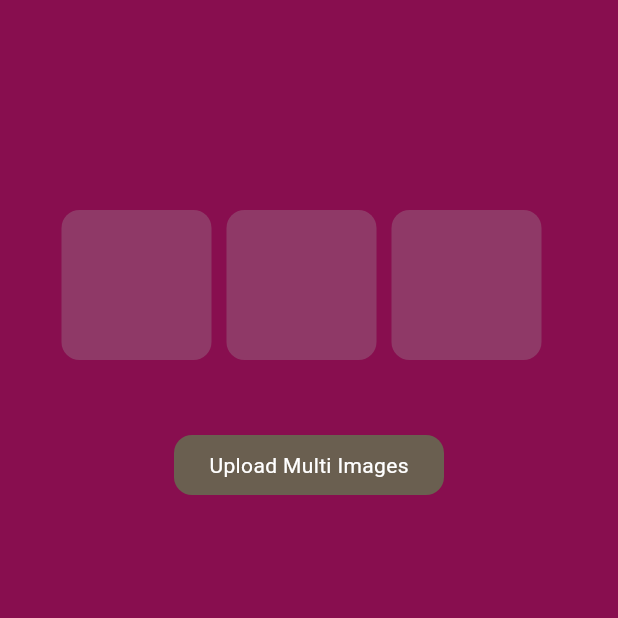
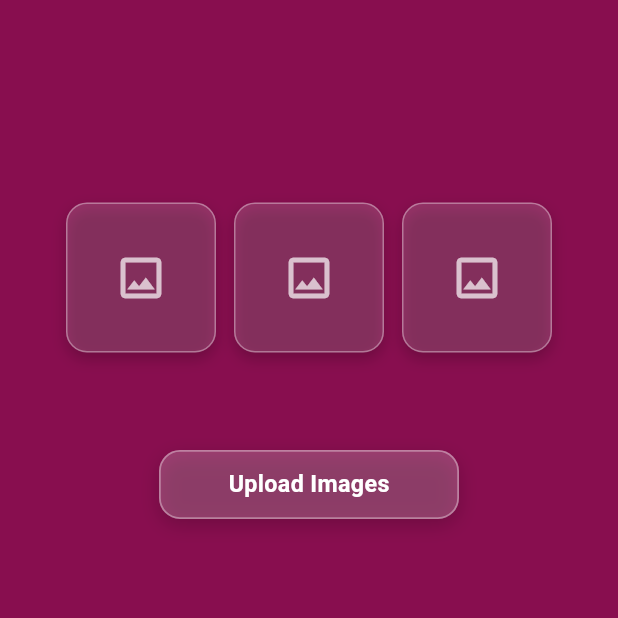
Before and after one commit to Mansourx83/mans_logic, a Flutter app: the UploadMultiImgs screen opened directly, on a phone screen of 412 x 824 dp, the top half of it. Run offline on Flutter 3.47's test engine with Material 3 defaults, Android fonts, the phone set to English and light mode, and no system bars; our stand-ins replace file_picker, flutter_svg, image_picker, video_player; missing offline and left inert: syncfusion_flutter_pdfviewer.

Commit message:
upload multi image logic done

```diff
--- a/lib/screens/Attachments_Images_logic/upload_multi_imgs.dart
+++ b/lib/screens/Attachments_Images_logic/upload_multi_imgs.dart
@@ -10,17 +10,24 @@ class UploadMultiImgs extends StatefulWidget {
 }
 
 class _UploadMultiImgsState extends State<UploadMultiImgs> {
-  List<XFile?> selectedImages = [null , null , null];
+  List<XFile?> selectedImages = [null, null, null];
 
-  /// upload images function
-  Future<void> _uploadMultiImages () async {
-    final List<XFile> pickedImages = await ImagePicker().pickMultiImage(limit: 3);
+  /// upload max 3 images
+  Future<void> _uploadMultiImages() async {
+    final pickedImages = await ImagePicker().pickMultiImage(limit: 3);
 
-    for(int i = 0 ; i < 3 ; i++) {
+    for (int i = 0; i < 3; i++) {
       selectedImages[i] = i < pickedImages.length ? pickedImages[i] : null;
     }
 
     setState(() {});
+  }
+
+  /// remove single image
+  void _removeImage(int index) {
+    setState(() {
+      selectedImages[index] = null;
+    });
   }
 
   @override
@@ -28,59 +35,125 @@ class _UploadMultiImgsState extends State<UploadMultiImgs> {
     return Scaffold(
       backgroundColor: Colors.pink.shade900,
 
-      body:  Center(
+      body: Center(
         child: Column(
           children: [
-            SizedBox(height: 140),
+            const SizedBox(height: 120),
 
-            /// containers
-            SingleChildScrollView(
-              scrollDirection: Axis.horizontal,
+            // -----------------------------------------------------
+            // IMAGES GRID — MODERN UI 3 SLOTS
+            // -----------------------------------------------------
+            SizedBox(
+              height: 130,
               child: Row(
-                children: List.generate(
-                    selectedImages.length,
-                    (index) {
-                      final image = selectedImages[index];
-                      return Container(
+                mainAxisAlignment: MainAxisAlignment.center,
+                children: List.generate(3, (index) {
+                  final img = selectedImages[index];
+
+                  return Stack(
+                    children: [
+                      // image box
+                      Container(
                         width: 100,
                         height: 100,
-                        margin: EdgeInsets.only(right: 10),
+                        margin: const EdgeInsets.symmetric(horizontal: 6),
                         decoration: BoxDecoration(
-                          color: Colors.grey.withOpacity(0.3),
-                          borderRadius: BorderRadius.circular(12),
+                          color: Colors.white.withOpacity(0.15),
+                          borderRadius: BorderRadius.circular(14),
+                          border: Border.all(
+                            color: Colors.white.withOpacity(0.35),
+                            width: 1,
+                          ),
+                          boxShadow: [
+                            BoxShadow(
+                              color: Colors.black.withOpacity(0.20),
+                              blurRadius: 8,
+                              offset: const Offset(0, 4),
+                            ),
+                          ],
                         ),
+                        child: img == null
+                            ? Center(
+                                child: Icon(
+                                  Icons.image_outlined,
+                                  size: 36,
+                                  color: Colors.white.withOpacity(0.7),
+                                ),
+                              )
+                            : ClipRRect(
+                                borderRadius: BorderRadius.circular(14),
+                                child: Container(
+                                  child: Image.file(
+                                    File(img.path),
+                                    key: ValueKey(img.path),
+                                    fit: BoxFit.cover,
+                                  ),
+                                ),
+                              ),
+                      ),
 
-                        child:
-                        image == null
-                        ? null
-                        : ClipRRect(
-                            borderRadius: BorderRadius.circular(12),
-                            child: Image.file(File(image.path),fit: BoxFit.cover),
+                      // remove icon
+                      if (img != null)
+                        Positioned(
+                          top: 4,
+                          right: 4,
+                          child: GestureDetector(
+                            onTap: () => _removeImage(index),
+                            child: Container(
+                              width: 26,
+                              height: 26,
+                              decoration: BoxDecoration(
+                                shape: BoxShape.circle,
+                                color: Colors.black.withOpacity(0.65),
+                              ),
+                              child: const Icon(
+                                Icons.close,
+                                size: 18,
+                                color: Colors.white,
+                              ),
+                            ),
+                          ),
                         ),
-                      );
-                    },
-                ),
+                    ],
+                  );
+                }),
               ),
             ),
 
-            SizedBox(height: 50),
+            const SizedBox(height: 50),
 
-            /// upload images
+            // -----------------------------------------------------
+            // UPLOAD BTN — PREMIUM STYLE
+            // -----------------------------------------------------
             GestureDetector(
               onTap: _uploadMultiImages,
               child: Container(
-                width: 180,
-                height: 40,
+                width: 200,
+                height: 46,
                 decoration: BoxDecoration(
-                  color: Colors.green.withOpacity(0.5),
-                  borderRadius: BorderRadius.circular(12),
+                  color: Colors.white.withOpacity(0.20),
+                  borderRadius: BorderRadius.circular(14),
+                  border: Border.all(
+                    color: Colors.white.withOpacity(0.35),
+                    width: 1.2,
+                  ),
+                  boxShadow: [
+                    BoxShadow(
+                      color: Colors.black.withOpacity(0.18),
+                      blurRadius: 10,
+                      offset: const Offset(0, 4),
+                    ),
+                  ],
                 ),
-                child: Center(child: Text(
-                  "Upload Multi Images",
-                  style: TextStyle(
-                    color: Colors.white,
+                child: const Center(
+                  child: Text(
+                    "Upload Images",
+                    style: TextStyle(
+                      color: Colors.white,
+                      fontSize: 15.5,
+                      fontWeight: FontWeight.bold,
+                    ),
                   ),
-                ),
                 ),
               ),
             ),
```
